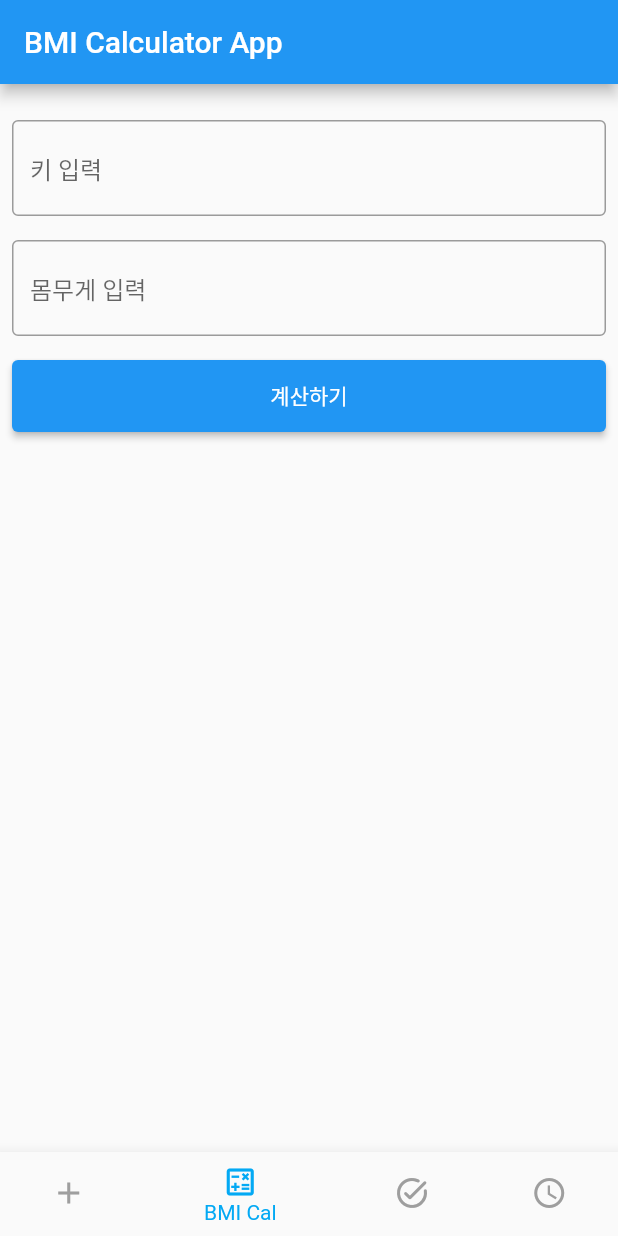
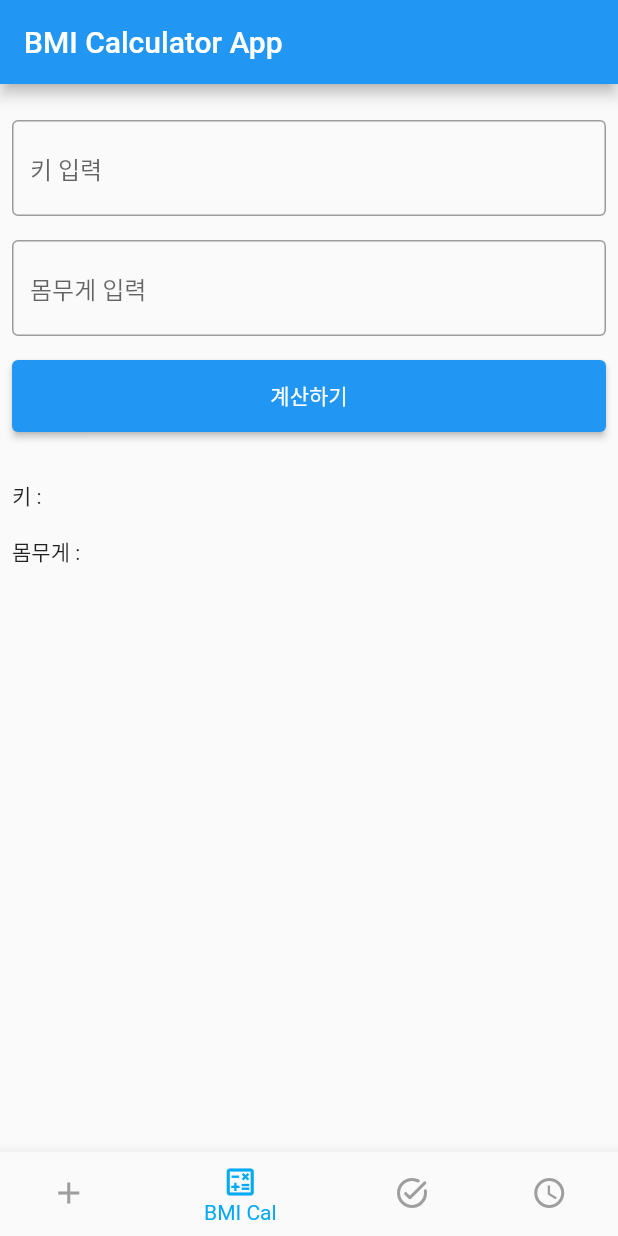
Before and after one commit to yangster-chief/songdo_flutter_study, a Flutter app: the screen it shows after launch, item 2 of the bottom bar chosen, after a tap on "계산하기", on a phone screen of 412 x 824 dp. Run offline on Flutter 3.47's test engine with Material 2 defaults, Android fonts, the phone set to English and light mode, and no system bars.

Commit message:
display height, weight

```diff
--- a/lib/main.dart
+++ b/lib/main.dart
@@ -24,7 +24,7 @@ class _MyAppState extends State<MyApp> {
 
   final List<Widget> _widgetOptions = <Widget>[
     const CounterPage(),
-    BMICalculatorPage(),
+    const BMICalculatorPage(),
     const Center(
       child: Text(
         'Index 2',
--- a/lib/page/bmi_calculator_page.dart
+++ b/lib/page/bmi_calculator_page.dart
@@ -7,11 +7,21 @@ import 'package:flutter/material.dart';
 ///
 /// Description:
 ///
-class BMICalculatorPage extends StatelessWidget {
-  BMICalculatorPage({Key? key}) : super(key: key);
+class BMICalculatorPage extends StatefulWidget {
+  const BMICalculatorPage({Key? key}) : super(key: key);
 
-  final heightController = TextEditingController();
-  final weightController = TextEditingController();
+  @override
+  State<BMICalculatorPage> createState() => _BMICalculatorPageState();
+}
+
+class _BMICalculatorPageState extends State<BMICalculatorPage> {
+  final _heightController = TextEditingController();
+
+  final _weightController = TextEditingController();
+
+  String _height = '';
+  String _weight = '';
+
   @override
   Widget build(BuildContext context) => Center(
         child: Padding(
@@ -21,13 +31,13 @@ class BMICalculatorPage extends StatelessWidget {
             children: [
               const SizedBox(height: 16),
               TextFormField(
-                controller: heightController,
+                controller: _heightController,
                 decoration: const InputDecoration(
                     border: OutlineInputBorder(), hintText: '키 입력'),
               ),
               const SizedBox(height: 16),
               TextFormField(
-                controller: weightController,
+                controller: _weightController,
                 decoration: const InputDecoration(
                     border: OutlineInputBorder(), hintText: '몸무게 입력'),
               ),
@@ -39,13 +49,19 @@ class BMICalculatorPage extends StatelessWidget {
                   child: const Text('계산하기'),
                 ),
               ),
+              const SizedBox(height: 32),
+              Text('키 : $_height'),
+              const SizedBox(height: 16),
+              Text('몸무게 : $_weight'),
             ],
           ),
         ),
       );
 
   void _onPressed() {
-    print('키: ${heightController.text}');
-    print('몸무게: ${weightController.text}');
+    setState(() {
+      _height = _heightController.text;
+      _weight = _weightController.text;
+    });
   }
 }
```
